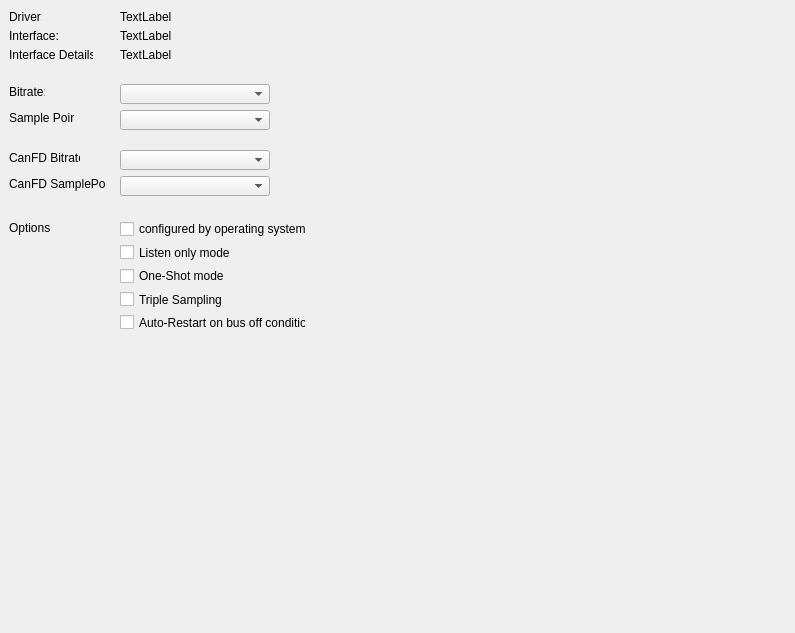
HubertD/cangaroo, file src/driver/GenericCanSetupPage.ui: the form before one commit.
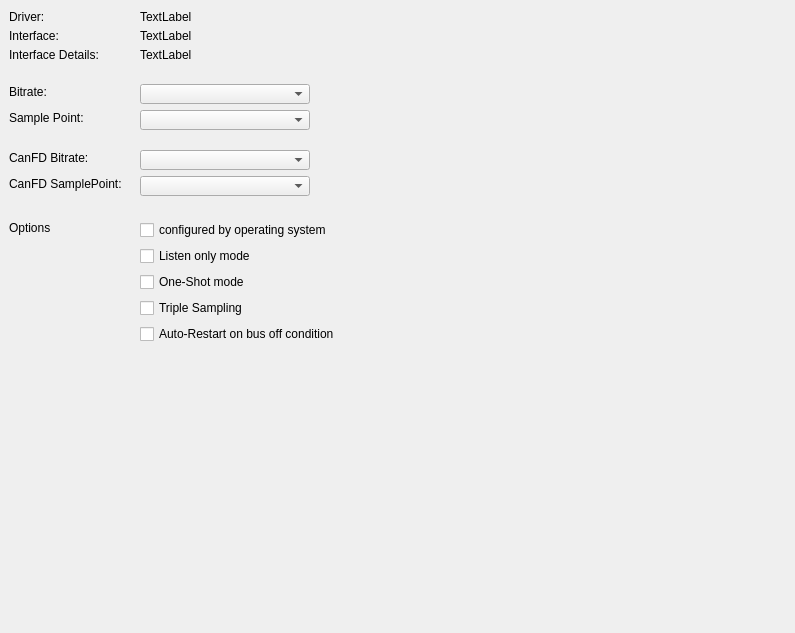
The form after the commit.

Commit message: use GenericCanSetupPage for socketcan

What changed in the file:
```diff
--- a/src/driver/GenericCanSetupPage.ui
+++ b/src/driver/GenericCanSetupPage.ui
@@ -18,7 +18,7 @@
     <rect>
      <x>9</x>
      <y>9</y>
-     <width>33</width>
+     <width>66</width>
      <height>16</height>
     </rect>
    </property>
@@ -29,9 +29,9 @@
   <widget class="QLabel" name="laDriver">
    <property name="geometry">
     <rect>
-     <x>120</x>
+     <x>140</x>
      <y>9</y>
-     <width>490</width>
+     <width>610</width>
      <height>16</height>
     </rect>
    </property>
@@ -44,7 +44,7 @@
     <rect>
      <x>9</x>
      <y>28</y>
-     <width>49</width>
+     <width>82</width>
      <height>16</height>
     </rect>
    </property>
@@ -55,9 +55,9 @@
   <widget class="QLabel" name="laInterface">
    <property name="geometry">
     <rect>
-     <x>120</x>
+     <x>140</x>
      <y>28</y>
-     <width>490</width>
+     <width>610</width>
      <height>16</height>
     </rect>
    </property>
@@ -70,7 +70,7 @@
     <rect>
      <x>9</x>
      <y>47</y>
-     <width>84</width>
+     <width>117</width>
      <height>16</height>
     </rect>
    </property>
@@ -81,9 +81,9 @@
   <widget class="QLabel" name="laInterfaceDetails">
    <property name="geometry">
     <rect>
-     <x>120</x>
+     <x>140</x>
      <y>47</y>
-     <width>490</width>
+     <width>610</width>
      <height>16</height>
     </rect>
    </property>
@@ -96,7 +96,7 @@
     <rect>
      <x>9</x>
      <y>84</y>
-     <width>36</width>
+     <width>69</width>
      <height>16</height>
     </rect>
    </property>
@@ -107,9 +107,9 @@
   <widget class="QComboBox" name="cbBitrate">
    <property name="geometry">
     <rect>
-     <x>120</x>
+     <x>140</x>
      <y>84</y>
-     <width>150</width>
+     <width>170</width>
      <height>20</height>
     </rect>
    </property>
@@ -119,7 +119,7 @@
     <rect>
      <x>9</x>
      <y>110</y>
-     <width>65</width>
+     <width>98</width>
      <height>16</height>
     </rect>
    </property>
@@ -130,9 +130,9 @@
   <widget class="QComboBox" name="cbSamplePoint">
    <property name="geometry">
     <rect>
-     <x>120</x>
+     <x>140</x>
      <y>110</y>
-     <width>150</width>
+     <width>170</width>
      <height>20</height>
     </rect>
    </property>
@@ -142,7 +142,7 @@
     <rect>
      <x>9</x>
      <y>150</y>
-     <width>71</width>
+     <width>104</width>
      <height>16</height>
     </rect>
    </property>
@@ -153,9 +153,9 @@
   <widget class="QComboBox" name="cbBitrateFD">
    <property name="geometry">
     <rect>
-     <x>120</x>
+     <x>140</x>
      <y>150</y>
-     <width>150</width>
+     <width>170</width>
      <height>20</height>
     </rect>
    </property>
@@ -165,7 +165,7 @@
     <rect>
      <x>9</x>
      <y>176</y>
-     <width>97</width>
+     <width>130</width>
      <height>16</height>
     </rect>
    </property>
@@ -176,9 +176,9 @@
   <widget class="QComboBox" name="cbSamplePointFD">
    <property name="geometry">
     <rect>
-     <x>120</x>
+     <x>140</x>
      <y>176</y>
-     <width>150</width>
+     <width>170</width>
      <height>20</height>
     </rect>
    </property>
@@ -199,10 +199,10 @@
   <widget class="QWidget" name="verticalLayoutWidget">
    <property name="geometry">
     <rect>
-     <x>120</x>
+     <x>140</x>
      <y>220</y>
-     <width>186</width>
-     <height>111</height>
+     <width>411</width>
+     <height>126</height>
     </rect>
    </property>
    <layout class="QVBoxLayout" name="vbOptions">
```
The commit also changes 10 other files.
